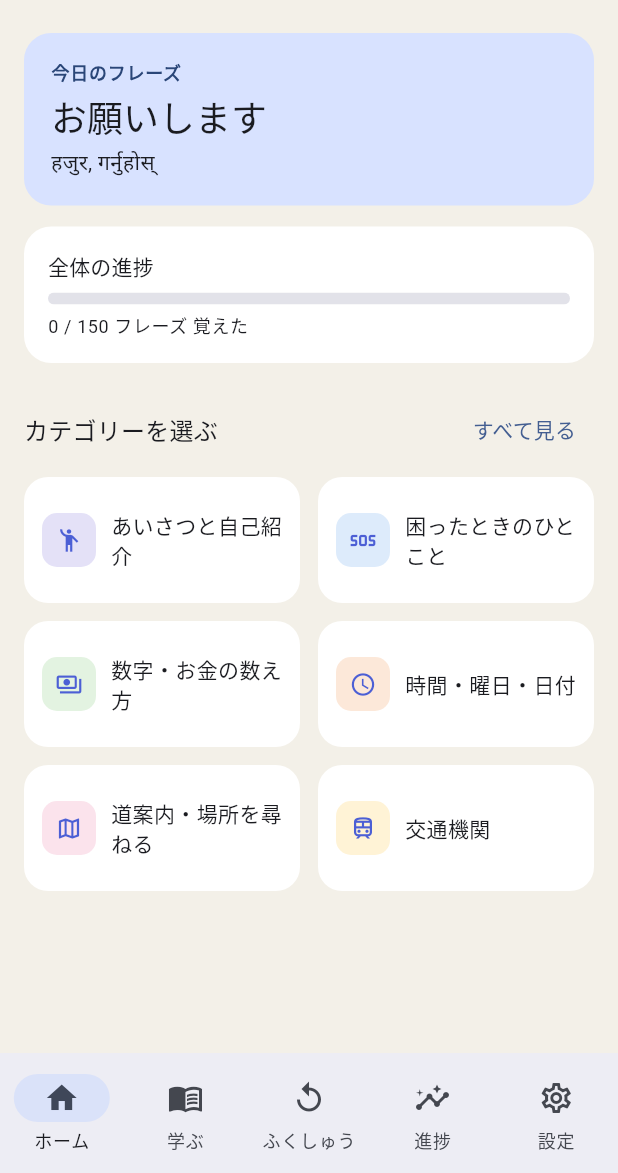
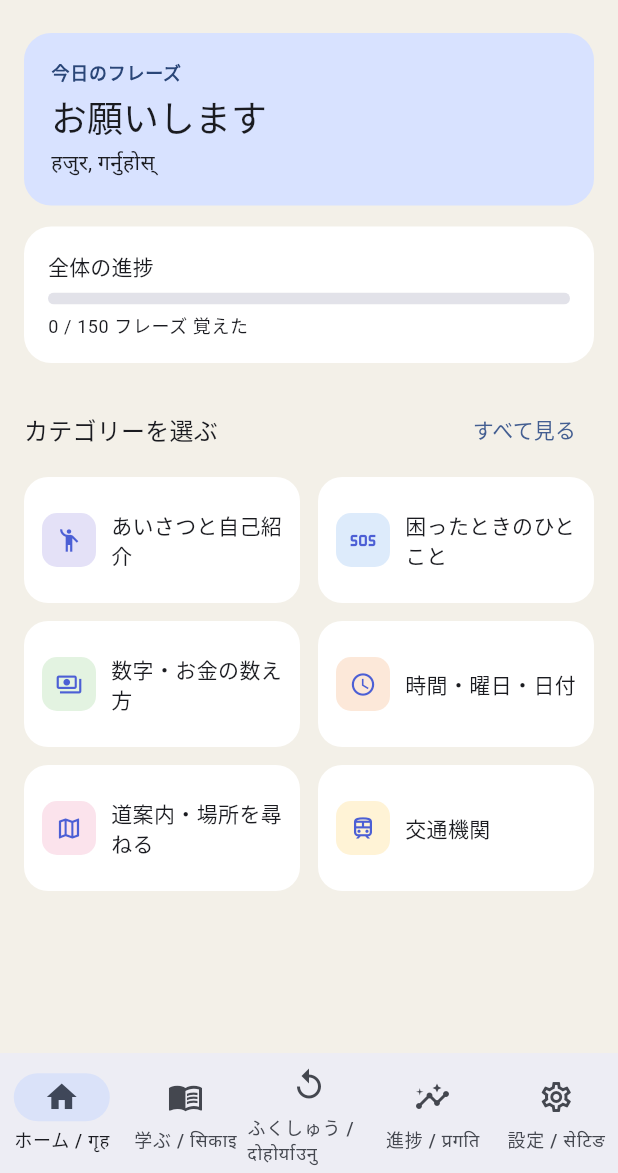
Before and after one commit to nbmalla/Nepali-Dictionary, a Flutter app: the screen it shows after launch, on a phone screen of 412 x 824 dp, the part 63-1236 px from its top. Run offline on Flutter 3.47's test engine with Material 3 defaults, Android fonts, the phone set to English and light mode, and no system bars; our stand-ins replace audioplayers, flutter_tts, shared_preferences.

Commit message:
Add Nepali translations to bottom navigation labels

```diff
--- a/lib/screens/root_shell.dart
+++ b/lib/screens/root_shell.dart
@@ -34,11 +34,11 @@ class _RootShellState extends State<RootShell> {
         selectedIndex: _index,
         onDestinationSelected: (i) => setState(() => _index = i),
         destinations: const [
-          NavigationDestination(icon: Icon(Icons.home_outlined), selectedIcon: Icon(Icons.home), label: 'ホーム'),
-          NavigationDestination(icon: Icon(Icons.menu_book_outlined), selectedIcon: Icon(Icons.menu_book), label: '学ぶ'),
-          NavigationDestination(icon: Icon(Icons.replay_outlined), selectedIcon: Icon(Icons.replay), label: 'ふくしゅう'),
-          NavigationDestination(icon: Icon(Icons.insights_outlined), selectedIcon: Icon(Icons.insights), label: '進捗'),
-          NavigationDestination(icon: Icon(Icons.settings_outlined), selectedIcon: Icon(Icons.settings), label: '設定'),
+          NavigationDestination(icon: Icon(Icons.home_outlined), selectedIcon: Icon(Icons.home), label: 'ホーム / गृह'),
+          NavigationDestination(icon: Icon(Icons.menu_book_outlined), selectedIcon: Icon(Icons.menu_book), label: '学ぶ / सिकाइ'),
+          NavigationDestination(icon: Icon(Icons.replay_outlined), selectedIcon: Icon(Icons.replay), label: 'ふくしゅう / दोहोर्याउनु'),
+          NavigationDestination(icon: Icon(Icons.insights_outlined), selectedIcon: Icon(Icons.insights), label: '進捗 / प्रगति'),
+          NavigationDestination(icon: Icon(Icons.settings_outlined), selectedIcon: Icon(Icons.settings), label: '設定 / सेटिङ'),
         ],
       ),
     );
```
